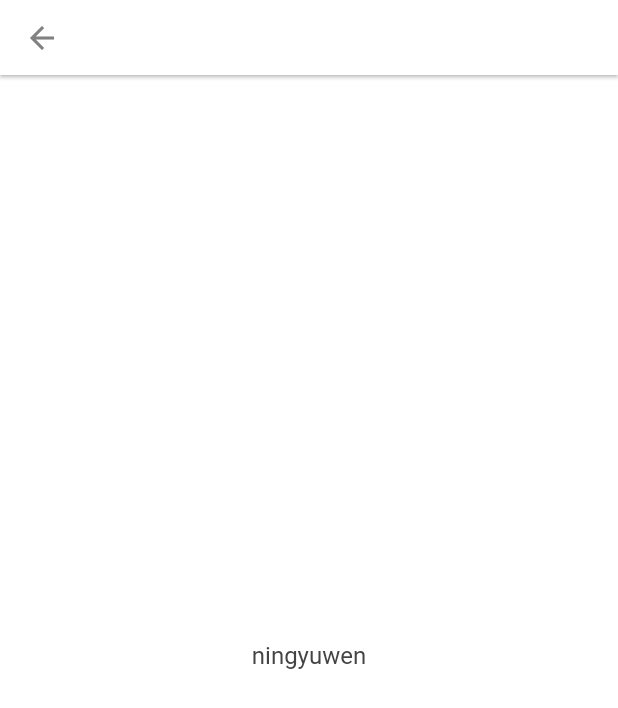
After one commit to ningyuwen/flutter_share_posts, a Flutter app: the screen it shows after launch, item 2 of the bottom bar chosen, after a tap on the "search" icon, on a phone screen of 412 x 824 dp. The commit adds this screen. Shown: the top 708 px of the screen. Run offline on Flutter 3.47's test engine with Material 2 defaults, Android fonts, the phone set to English and light mode, and no system bars; our stand-ins replace bloc, cached_network_image, connectivity, cookie_jar, decimal, dio and 12 more; missing offline and left inert: amap_location, flutter_qq, flutter_webview_plugin, mmkv_flutter; statements that could not run were skipped.

Commit message:
修改一些样式，appbar高度等

```diff
--- a/lib/home/fragment_around_page.dart
+++ b/lib/home/fragment_around_page.dart
@@ -1,5 +1,6 @@
 import 'dart:async';
 
+import 'package:flutter/cupertino.dart';
 import 'package:flutter/material.dart';
 import 'package:flutter_easyrefresh/easy_refresh.dart';
 import 'package:flutter_easyrefresh/material_footer.dart';
@@ -109,7 +110,7 @@ class FriendState extends State<FragmentAroundPage>
     }, loading: () {
       return Container(
         child: Center(
-          child: CircularProgressIndicator(),
+          child: CupertinoActivityIndicator(),
         ),
       );
     }, finished: () {
--- a/lib/home/fragment_friend_page.dart
+++ b/lib/home/fragment_friend_page.dart
@@ -1,3 +1,4 @@
+import 'package:flutter/cupertino.dart';
 import 'package:flutter/material.dart';
 import 'package:flutter_easyrefresh/easy_refresh.dart';
 import 'package:flutter_easyrefresh/material_footer.dart';
@@ -107,7 +108,7 @@ class FriendState extends State<FragmentFriendPage>
     }, loading: () {
       return Container(
         child: Center(
-          child: CircularProgressIndicator(),
+          child: const CupertinoActivityIndicator(),
         ),
       );
     }, finished: () {
--- a/lib/home/main_page.dart
+++ b/lib/home/main_page.dart
@@ -1,9 +1,12 @@
 import 'package:amap_location/amap_location.dart';
+import 'package:flutter/cupertino.dart';
 import 'package:flutter/material.dart';
 import 'package:my_mini_app/been/mine_post_been.dart';
 import 'package:my_mini_app/provider/auth_provider.dart';
 import 'package:my_mini_app/publish/publish_post.dart';
+import 'package:my_mini_app/search/search_page.dart';
 import 'package:my_mini_app/util/basic_config.dart';
+import 'package:my_mini_app/util/const_util.dart';
 import 'package:my_mini_app/util/toast_util.dart';
 import 'package:permission_handler/permission_handler.dart';
 
@@ -102,17 +105,93 @@ class _MainPageState extends State<MainPageView>
 
   @override
   Widget build(BuildContext context) {
+//    List buildTextViews(int count) {
+//      List<Widget> strings = List();
+//      for (int i = 0; i < count; i++) {
+//        strings.add(new Padding(padding: new EdgeInsets.all(16.0),
+//            child: new Text("Item number " + i.toString(),
+//                style: new TextStyle(fontSize: 20.0))));
+//      }
+//      return strings;
+//    }
+//
+//    return Scaffold(
+//        bottomNavigationBar: BottomNavigationBar(
+//            currentIndex: _currentIndex,
+//            onTap: (int index) {
+//              setState(() {
+//                _currentIndex = index;
+//              });
+//            },
+//            backgroundColor: Theme.of(context).appBarTheme.color,
+//            type: BottomNavigationBarType.fixed,
+//            items: [
+//              BottomNavigationBarItem(
+//                  icon: Icon(Icons.home,
+//                      color: _currentIndex == 0 ? Colors.blue : Colors.grey),
+//                  title:
+//                  new Text("附近", style: Theme.of(context).textTheme.button)),
+//              BottomNavigationBarItem(
+//                  icon: Icon(Icons.tag_faces,
+//                      color: _currentIndex == 1 ? Colors.blue : Colors.grey),
+//                  title:
+//                  new Text("关注", style: Theme.of(context).textTheme.button)),
+//              BottomNavigationBarItem(
+//                  icon: Icon(
+//                    Icons.assignment_ind,
+//                    color: _currentIndex == 2 ? Colors.blue : Colors.grey,
+//                  ),
+//                  title:
+//                  new Text("我的", style: Theme.of(context).textTheme.button)),
+//            ]),
+//        body: new CustomScrollView(slivers: <Widget>[
+//          SliverAppBar(
+//            title: Text(
+//              "Q晒单",
+//            ),
+//            centerTitle: true,
+//            automaticallyImplyLeading: false,
+//            actions: <Widget>[
+//              IconButton(
+//                icon: Icon(
+//                  Icons.add,
+//                  color: Theme.of(context).primaryColor,
+//                ),
+//                tooltip: '发布',
+//                onPressed: () {
+//                  //跳转发布页面
+//                  _jumpToPublishPage();
+//                },
+//              )
+//            ],
+//          ),
+////          _showBodyWidget(),
+//          new SliverList(
+//              delegate: new SliverChildListDelegate(buildTextViews(50)))
+//        ])
+//    );
+
     return Scaffold(
-      appBar: AppBar(
+      appBar: PreferredSize(
+          child: AppBar(
             title: Text(
               "Q晒单",
-//          style: TextStyle(color: Theme.of(context).primaryColor),
             ),
-//        backgroundColor: DynamicTheme.of(context).data.primaryColor,
-//        backgroundColor: Theme.of(context).backgroundColor,
-        centerTitle: true,
+//        centerTitle: true,
             automaticallyImplyLeading: false,
             actions: <Widget>[
+              IconButton(
+                icon: Icon(
+                  Icons.search,
+                  color: Theme.of(context).primaryColor,
+                ),
+                tooltip: '搜索',
+                onPressed: () {
+                  //跳转发布页面
+//              _jumpToPublishPage();
+                  _jumpToSearchPage();
+                },
+              ),
               IconButton(
                 icon: Icon(
                   Icons.add,
@@ -126,34 +205,49 @@ class _MainPageState extends State<MainPageView>
               )
             ],
           ),
+          preferredSize: Size.fromHeight(APPBAR_HEIGHT)),
       body: _showBodyWidget(),
-      bottomNavigationBar: BottomNavigationBar(
+      bottomNavigationBar: CupertinoTabBar(
           currentIndex: _currentIndex,
           onTap: (int index) {
             setState(() {
               _currentIndex = index;
             });
           },
+          activeColor: Colors.green,
+          inactiveColor: Colors.black,
           backgroundColor: Theme.of(context).appBarTheme.color,
-          type: BottomNavigationBarType.fixed,
           items: [
             BottomNavigationBarItem(
-                icon: Icon(Icons.home,
-                    color: _currentIndex == 0 ? Colors.blue : Colors.grey),
-                title:
-                    new Text("附近", style: Theme.of(context).textTheme.button)),
+                icon: Icon(
+                  Icons.home,
+                  color: _currentIndex == 0 ? Colors.blue : Colors.grey,
+                  size: 24.0,
+                ),
+                title: new Text("附近",
+                    style: TextStyle(
+                        color: Theme.of(context).textTheme.button.color,
+                        fontSize: 12.0))),
             BottomNavigationBarItem(
-                icon: Icon(Icons.tag_faces,
-                    color: _currentIndex == 1 ? Colors.blue : Colors.grey),
-                title:
-                    new Text("关注", style: Theme.of(context).textTheme.button)),
+                icon: Icon(
+                  Icons.tag_faces,
+                  color: _currentIndex == 1 ? Colors.blue : Colors.grey,
+                  size: 24.0,
+                ),
+                title: new Text("关注",
+                    style: TextStyle(
+                        color: Theme.of(context).textTheme.button.color,
+                        fontSize: 12.0))),
             BottomNavigationBarItem(
                 icon: Icon(
                   Icons.assignment_ind,
                   color: _currentIndex == 2 ? Colors.blue : Colors.grey,
+                  size: 24.0,
                 ),
-                title:
-                    new Text("我的", style: Theme.of(context).textTheme.button)),
+                title: new Text("我的",
+                    style: TextStyle(
+                        color: Theme.of(context).textTheme.button.color,
+                        fontSize: 12.0))),
           ]),
     );
   }
@@ -204,4 +298,9 @@ class _MainPageState extends State<MainPageView>
 
   @override
   bool get wantKeepAlive => true;
+
+  void _jumpToSearchPage() {
+    Navigator.push(
+        context, MaterialPageRoute(builder: (context) => new SearchPage()));
   }
+}
--- a/lib/home/new_mine_fragment.dart
+++ b/lib/home/new_mine_fragment.dart
@@ -1,5 +1,6 @@
 import 'package:cached_network_image/cached_network_image.dart';
 import 'package:dynamic_theme/dynamic_theme.dart';
+import 'package:flutter/cupertino.dart';
 import 'package:flutter/material.dart';
 import 'package:my_mini_app/been/login_been.dart';
 import 'package:my_mini_app/home/consume_page.dart';
@@ -44,7 +45,7 @@ class _NewMineState extends State<NewMineFragment> {
             }
           } else {
             return Center(
-              child: CircularProgressIndicator(strokeWidth: 1.0),
+              child: const CupertinoActivityIndicator(),
             );
           }
         });
@@ -156,7 +157,7 @@ class _NewMineState extends State<NewMineFragment> {
       );
     } else {
       return Center(
-        child: CircularProgressIndicator(),
+        child: CupertinoActivityIndicator(),
       );
     }
   }
--- /dev/null
+++ b/lib/search/search_page.dart
@@ -0,0 +1,31 @@
+import 'package:flutter/material.dart';
+import 'package:my_mini_app/util/const_util.dart';
+
+class SearchPage extends StatelessWidget {
+  @override
+  Widget build(BuildContext context) {
+    return Scaffold(
+      appBar: PreferredSize(child: AppBar(
+        title: Text("搜索"),
+        centerTitle: true,
+      ), preferredSize: Size.fromHeight(APPBAR_HEIGHT)),
+      body: new _SearchPage(),
+    );
+  }
+}
+
+class _SearchPage extends StatefulWidget {
+  @override
+  State<StatefulWidget> createState() {
+    return new _SearchState();
+  }
+}
+
+class _SearchState extends State<_SearchPage> {
+  @override
+  Widget build(BuildContext context) {
+    return Center(
+      child: Text("ningyuwen"),
+    );
+  }
+}
--- /dev/null
+++ b/lib/util/const_util.dart
@@ -0,0 +1,3 @@
+
+
+const double APPBAR_HEIGHT = 50.0;
```
Also changed, not shown: lib/detail/detail_page.dart (+6 -6 lines), lib/home/consume_page.dart (+6 -4 lines), lib/home/post_item_view.dart (+16 -14 lines), lib/map/map_page.dart (+4 -3 lines), lib/mine/my_user_friend_page.dart (+10 -8 lines), lib/mine/setting_page.dart (+4 -3 lines), lib/publish/publish_post.dart (+7 -3 lines). Lines whose indentation alone changed are shown as unchanged.
